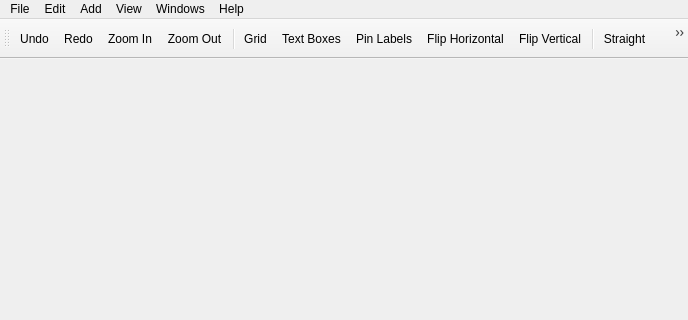
First picture: the form in src/mainwindow.ui, repository melak/veroroute, before the edit; both pictures show x 0 to 688 and y 0 to 320 of the 688 by 760 pixel window.
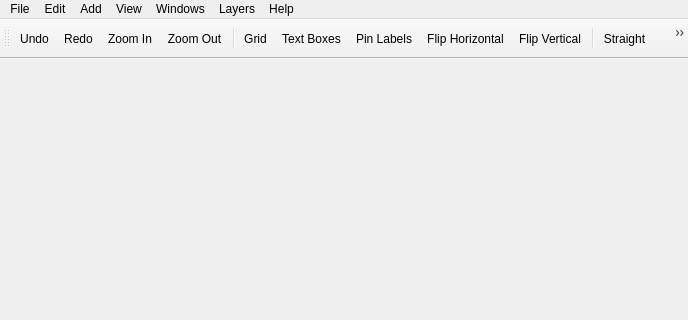
Second picture: the form after the edit. Icons and pictures are not drawn.

Commit message: Major check in for two-layer board functionality

Diff of the .ui file:
```diff
--- a/src/mainwindow.ui
+++ b/src/mainwindow.ui
@@ -212,11 +212,21 @@
     <addaction name="separator"/>
     <addaction name="actionUpdateCheck"/>
    </widget>
+   <widget class="QMenu" name="menuLayers">
+    <property name="title">
+     <string>Layers</string>
+    </property>
+    <addaction name="actionAddLayer"/>
+    <addaction name="actionRemoveLayer"/>
+    <addaction name="separator"/>
+    <addaction name="actionSwitchLayer"/>
+   </widget>
    <addaction name="menuFile"/>
    <addaction name="menuEdit"/>
    <addaction name="menuAdd"/>
    <addaction name="menuView"/>
    <addaction name="menuWindow"/>
+   <addaction name="menuLayers"/>
    <addaction name="menuHelp"/>
   </widget>
   <widget class="QStatusBar" name="statusBar">
```
Left out of the diff: 27 changed lines with no effect on the pictures. The commit also changes 26 other files.
